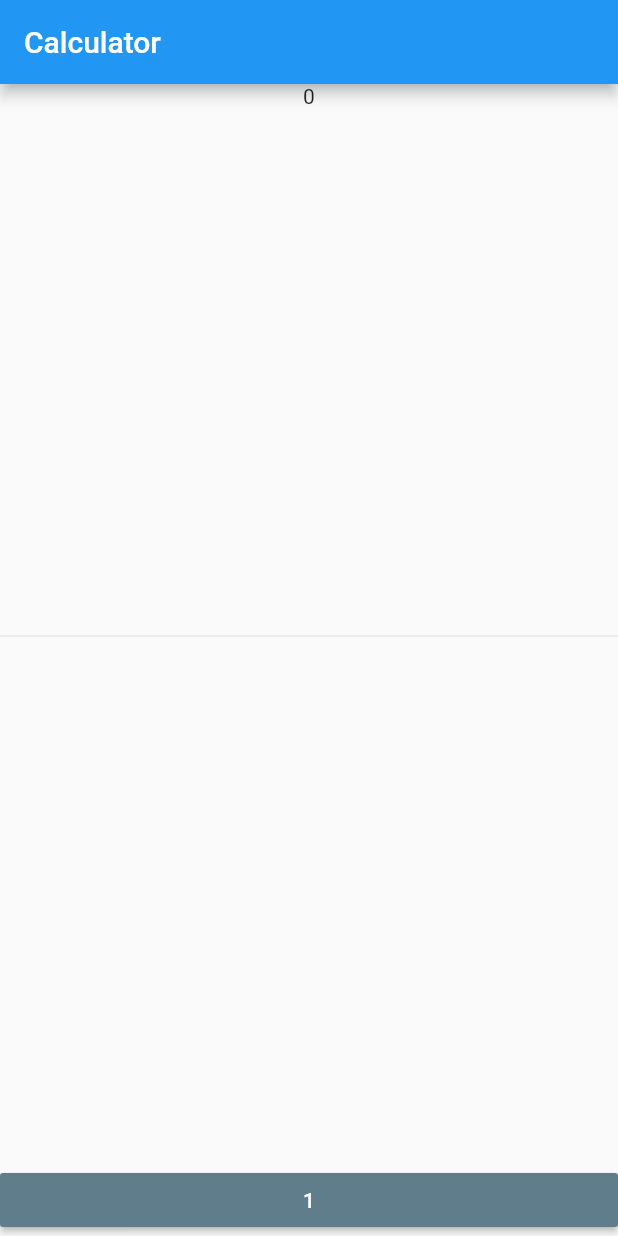
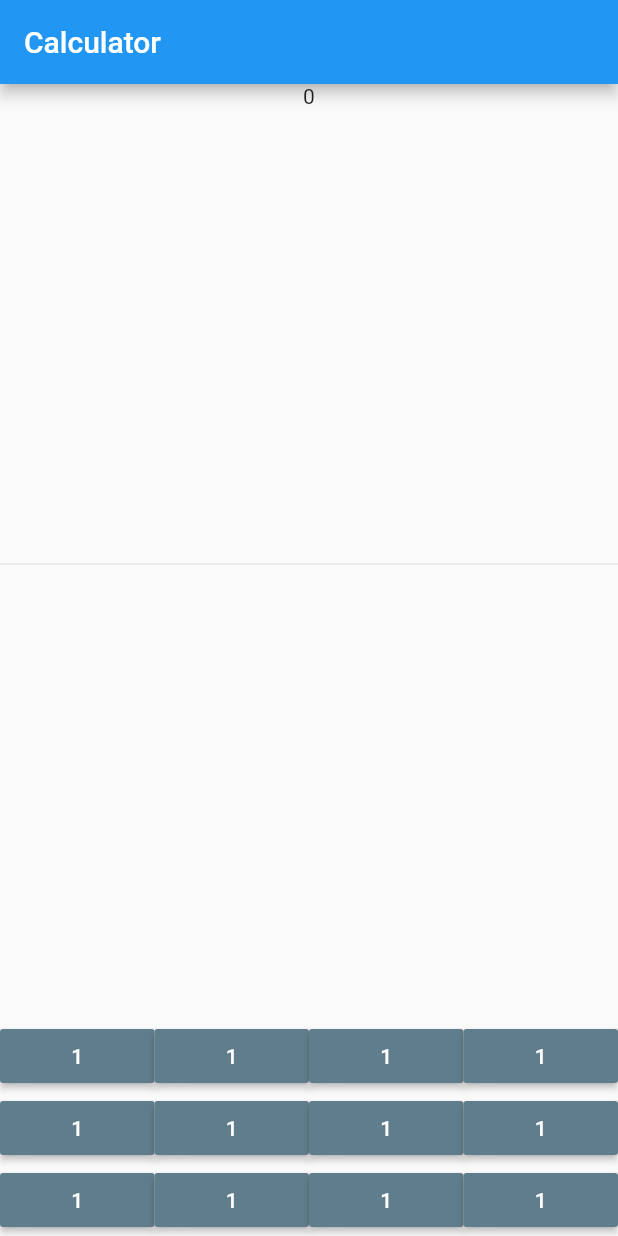
Before and after one commit to james-muriithi/mycalculator, a Flutter app: the screen it shows after launch, on a phone screen of 412 x 824 dp. Run offline on Flutter 3.47's test engine with Material 2 defaults, Android fonts, the phone set to English and light mode, and no system bars.

Commit message:
initial commit

```diff
--- a/lib/main.dart
+++ b/lib/main.dart
@@ -26,6 +26,16 @@ class MyHomePage extends StatefulWidget {
 }
 
 class _MyHomePageState extends State<MyHomePage> {
+  Widget _buildButton(){
+    return Expanded(
+      child: new MaterialButton(
+        child: new Text('1'),
+        color: Colors.blueGrey,
+        textColor: Colors.white,
+        onPressed: () {},
+      ),
+    );
+  }
   @override
   Widget build(BuildContext context) {
     return Scaffold(
@@ -41,14 +51,28 @@ class _MyHomePageState extends State<MyHomePage> {
             ),
             Row(
               children: <Widget>[
-                Expanded(
-                  child: new MaterialButton(
-                    child: new Text('1'),
-                    color: Colors.blueGrey,
-                    textColor: Colors.white,
-                    onPressed: () {},
-                  ),
-                ),
+                _buildButton(),
+                _buildButton(),
+                _buildButton(),
+                _buildButton()
+              ],
+            ),
+
+            Row(
+              children: <Widget>[
+                _buildButton(),
+                _buildButton(),
+                _buildButton(),
+                _buildButton()
+              ],
+            ),
+
+            Row(
+              children: <Widget>[
+                _buildButton(),
+                _buildButton(),
+                _buildButton(),
+                _buildButton()
               ],
             ),
           ],
```
